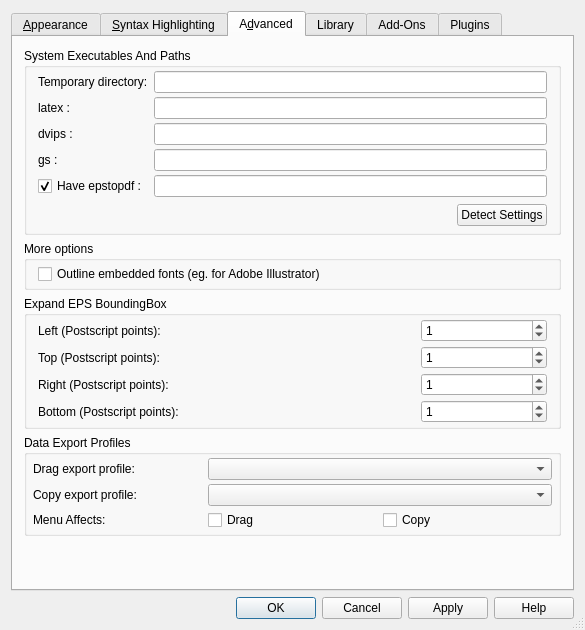
This is src/klfsettings.ui in CryFeiFei/klatexformula as Qt 5 draws it before an edit. The edited form follows.
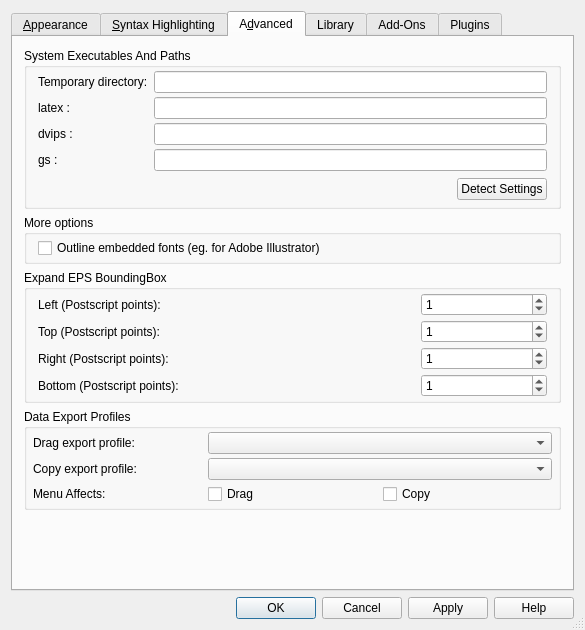
This is the edited form. The open tabs and pages were chosen to show the change. Icons and pictures are not drawn. Custom widgets are drawn as their Qt base class.

Patch:
```diff
--- a/src/klfsettings.ui
+++ b/src/klfsettings.ui
@@ -1264,36 +1264,7 @@
             </property>
            </widget>
           </item>
-          <item row="4" column="0">
-           <widget class="QCheckBox" name="chkEpstopdf">
-            <property name="text">
-             <string>Have epstopdf :</string>
-            </property>
-            <property name="shortcut">
-             <string>Alt+A</string>
-            </property>
-            <property name="checked">
-             <bool>true</bool>
-            </property>
-           </widget>
-          </item>
           <item row="4" column="1">
-           <widget class="KLFPathChooser" name="pathEpstopdf">
-            <property name="mode" stdset="0">
-             <number>0</number>
-            </property>
-            <property name="caption" stdset="0">
-             <string>Choose epstopdf executable</string>
-            </property>
-            <property name="filter" stdset="0">
-             <string/>
-            </property>
-            <property name="path" stdset="0">
-             <string notr="true">epstopdf</string>
-            </property>
-           </widget>
-          </item>
-          <item row="5" column="1">
            <layout class="QHBoxLayout" name="lyt_resetdefaults">
             <item>
              <spacer name="spcHbtnresetdflts">
```
Left out of the diff: 70 changed lines with no effect on the pictures.
